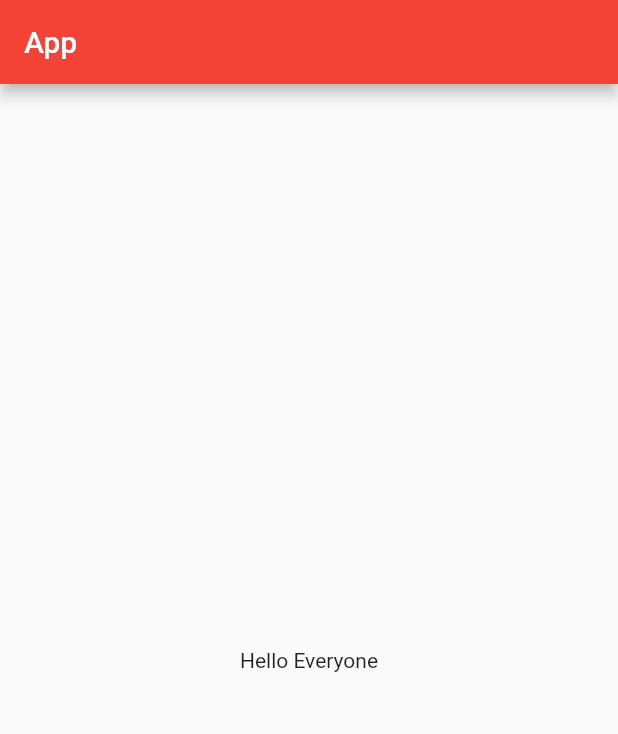
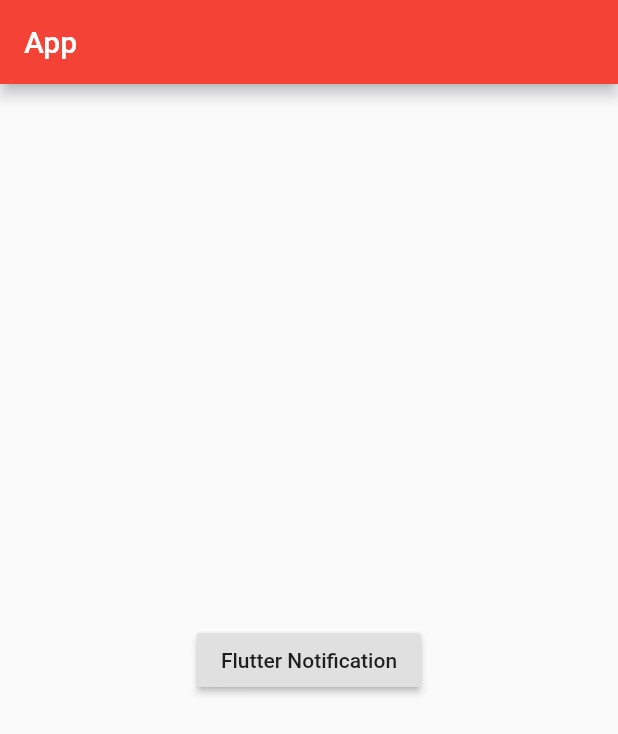
Before and after one commit to StorySurf/t_app, a Flutter app: the screen it shows after launch, on a phone screen of 412 x 824 dp. Shown: the top 734 px of the screen. Run offline on Flutter 3.47's test engine with Material 2 defaults, Android fonts, the phone set to English and light mode, and no system bars; our stand-ins replace flutter_local_notifications.

Commit message:
Added button notification

```diff
--- a/lib/main.dart
+++ b/lib/main.dart
@@ -8,6 +8,8 @@ void main() => runApp(
 class MyApp extends StatelessWidget {
   // const MyApp({Key? key}) : super(key: key);
 
+
+
   @override
   Widget build(BuildContext context) {
     return MaterialApp(
@@ -15,18 +17,57 @@ class MyApp extends StatelessWidget {
       theme: ThemeData(
         primarySwatch: Colors.red,
       ),
-      home: Scaffold(
-        appBar: AppBar(
-          title: Text(
+      home: HomePage(),
+    );
+  }
+}
+
+class HomePage extends StatefulWidget {
+
+  @override
+  _HomePageState createState() => _HomePageState();
+
+}
+
+
+class _HomePageState extends State<HomePage> {
+  FlutterLocalNotificationsPlugin flutterNotification;
+
+  @override
+  void initState() {
+    super.initState();
+    var androidInitialize = new AndroidInitializationSettings('@mipmap/ic_launcher');
+    var iOSInitialize = IOSInitializationSettings();
+    var initializationSettings = new InitializationSettings(android: androidInitialize, iOS: iOSInitialize);
+    flutterNotification = new FlutterLocalNotificationsPlugin();
+    flutterNotification.initialize(initializationSettings, onSelectNotification: notificationSelected);
+
+  }
+
+  Future _showNotification() async{
+    var androidDetails = new AndroidNotificationDetails("Channel ID", "Rohan Samanta", "This is my channel", importance: Importance.max);
+    var iOSDetails = IOSNotificationDetails();
+    var generalNotificationDetails = new NotificationDetails(android: androidDetails, iOS: iOSDetails);
+
+    await flutterNotification.show(0, "Task", "You created a task", generalNotificationDetails);
+  }
+
+  @override
+  Widget build(BuildContext context) {
+    return Scaffold(
+      appBar: AppBar(
+        title: Text(
             "App"
-          ),
         ),
-        body: Center(
-          child: Text(
-            "Hello Everyone"
+      ),
+      body: Center(
+          child: RaisedButton(
+            onPressed: _showNotification,
+            child: Text("Flutter Notification"),
           )
-        ),
       ),
     );
   }
+  Future notificationSelected(String payload) async {}
+
 }
```
Also changed, not shown: 3 other files.
